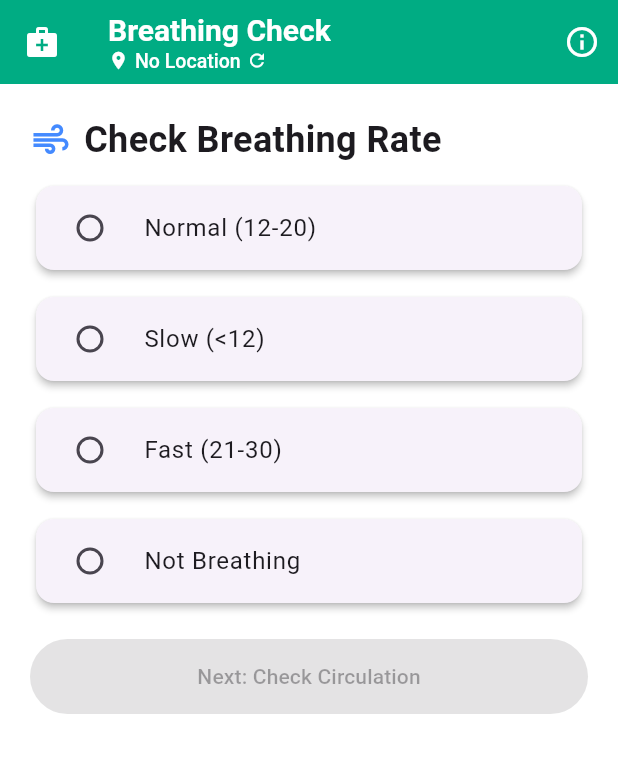
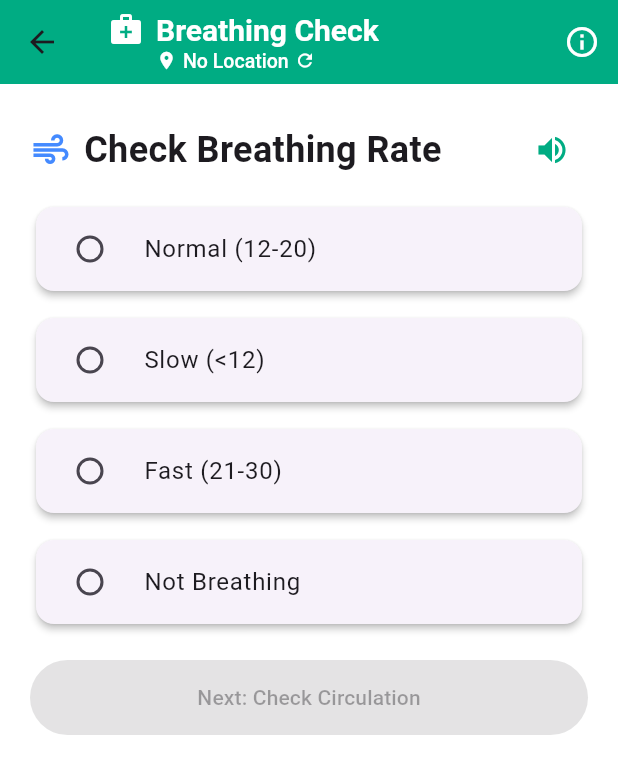
Before and after one commit to EAS-Kristian/EmergencyAssistant, a Flutter app: the BreathingCheckPage screen opened directly with empty values, on a phone screen of 412 x 824 dp. Shown: the top 774 px of the screen. Run offline on Flutter 3.47's test engine with Material 3 defaults, Android fonts, the phone set to English and light mode, and no system bars; our stand-ins replace flutter_tts, geolocator; missing offline and left inert: what3words.

Commit message:
Testing text to speech functionality

```diff
--- a/lib/checks/breathing_check_page.dart
+++ b/lib/checks/breathing_check_page.dart
@@ -2,6 +2,7 @@
 import '../widgets/custom_app_bar.dart';
 import '../models/assessment_progress.dart';
 import 'circulation_check_page.dart';
+import '../services/tts_service.dart';
 
 class BreathingCheckPage extends StatefulWidget {
   final AssessmentProgress progress;
@@ -16,6 +17,14 @@
 }
 
 class _BreathingCheckPageState extends State<BreathingCheckPage> {
+  final TTSService _tts = TTSService();
+
+  @override
+  void dispose() {
+    _tts.stop();
+    super.dispose();
+  }
+
   @override
   Widget build(BuildContext context) {
     return Scaffold(
@@ -30,15 +39,28 @@
                 crossAxisAlignment: CrossAxisAlignment.start,
                 children: [
                   Row(
-                    children: const [
-                      Icon(Icons.air, color: Colors.blueAccent, size: 28),
-                      SizedBox(width: 8),
-                      Text(
+                    children: [
+                      const Icon(Icons.air, color: Colors.blueAccent, size: 28),
+                      const SizedBox(width: 8),
+                      const Text(
                         'Check Breathing Rate',
                         style: TextStyle(
                           fontSize: 24,
                           fontWeight: FontWeight.bold,
                         ),
+                      ),
+                      const Spacer(),
+                      IconButton(
+                        icon: const Icon(Icons.volume_up),
+                        color: const Color(0xFF00AC83),
+                        onPressed: () {
+                          _tts.speak(
+                            "Check the breathing rate. Normal breathing is 12 to 20 breaths per minute. "
+                            "Count the number of breaths for 15 seconds and multiply by 4. "
+                            "If they're not breathing, start CPR immediately with 30 compressions "
+                            "followed by 2 breaths.",
+                          );
+                        },
                       ),
                     ],
                   ),
--- a/lib/main.dart
+++ b/lib/main.dart
@@ -3,9 +3,12 @@
 import 'providers/assessment_provider.dart';
 import 'providers/location_provider.dart';
 import 'screens/home_screen.dart';
+import 'services/tts_service.dart';
 
 void main() async {
   WidgetsFlutterBinding.ensureInitialized();
+  final ttsService = TTSService();
+  await ttsService.initialize();
   runApp(const FirstAidApp());
 }
 
--- /dev/null
+++ b/lib/services/tts_service.dart
@@ -0,0 +1,29 @@
+import 'package:flutter_tts/flutter_tts.dart';
+
+class TTSService {
+  static final TTSService _instance = TTSService._internal();
+  factory TTSService() => _instance;
+  TTSService._internal();
+
+  final FlutterTts _flutterTts = FlutterTts();
+  bool _isSpeaking = false;
+
+  Future<void> initialize() async {
+    await _flutterTts.setLanguage("en-GB");
+    await _flutterTts.setPitch(1.0);
+    await _flutterTts.setSpeechRate(0.5);
+  }
+
+  Future<void> speak(String text) async {
+    if (_isSpeaking) {
+      await stop();
+    }
+    _isSpeaking = true;
+    await _flutterTts.speak(text);
+  }
+
+  Future<void> stop() async {
+    _isSpeaking = false;
+    await _flutterTts.stop();
+  }
+}
--- a/lib/widgets/custom_app_bar.dart
+++ b/lib/widgets/custom_app_bar.dart
@@ -2,16 +2,13 @@
 import 'package:provider/provider.dart';
 import '../constants/colors.dart';
 import '../providers/location_provider.dart';
-import '../screens/home_screen.dart';
 
 class CustomAppBar extends StatefulWidget implements PreferredSizeWidget {
   final String title;
-  final bool showBackButton;
 
   const CustomAppBar({
     Key? key,
     required this.title,
-    this.showBackButton = false,
   }) : super(key: key);
 
   @override
@@ -28,43 +25,18 @@
       backgroundColor: AppColors.medicalGreen,
       elevation: 0,
       centerTitle: false,
-      leading: widget.showBackButton
-          ? IconButton(
-              icon: const Icon(
-                Icons.arrow_back,
-                color: Colors.white,
-              ),
-              onPressed: () {
-                Navigator.of(context).pushReplacement(
-                  PageRouteBuilder(
-                    pageBuilder: (context, animation, secondaryAnimation) =>
-                        const HomeScreen(),
-                    transitionsBuilder: (context, animation, secondaryAnimation, child) {
-                      const begin = Offset(-1.0, 0.0);
-                      const end = Offset.zero;
-                      const curve = Curves.easeInOut;
-                      var tween = Tween(begin: begin, end: end)
-                          .chain(CurveTween(curve: curve));
-                      var offsetAnimation = animation.drive(tween);
-                      return SlideTransition(
-                        position: offsetAnimation,
-                        child: child,
-                      );
-                    },
-                    transitionDuration: const Duration(milliseconds: 300),
-                  ),
-                );
-              },
-            )
-          : const Icon(
+      title: Column(
+        crossAxisAlignment: CrossAxisAlignment.start,
+        mainAxisSize: MainAxisSize.min,
+        children: [
+          Row(
+            children: [
+              const Icon(
                 Icons.medical_services,
                 color: Colors.white,
                 size: 24,
               ),
-      title: Column(
-        crossAxisAlignment: CrossAxisAlignment.start,
-        mainAxisSize: MainAxisSize.min,
-        children: [
+              const SizedBox(width: 8),
               Text(
                 widget.title,
                 style: const TextStyle(
@@ -73,7 +45,11 @@
                   fontWeight: FontWeight.bold,
                 ),
               ),
-          Consumer<LocationProvider>(
+            ],
+          ),
+          Padding(
+            padding: const EdgeInsets.only(left: 32.0),
+            child: Consumer<LocationProvider>(
               builder: (context, locationProvider, child) {
                 return Row(
                   mainAxisSize: MainAxisSize.min,
@@ -125,6 +101,7 @@
                 );
               },
             ),
+          ),
         ],
       ),
       actions: [
--- a/pubspec.yaml
+++ b/pubspec.yaml
@@ -19,6 +19,7 @@
   http: ^0.13.6
   url_launcher: ^6.3.1
   flutter_dotenv: ^5.1.0
+  flutter_tts: ^3.8.5
 
 dev_dependencies:
   flutter_test:
```
Also changed, not shown: pubspec.lock, 5 other files. Lines whose indentation alone changed are shown as unchanged.
